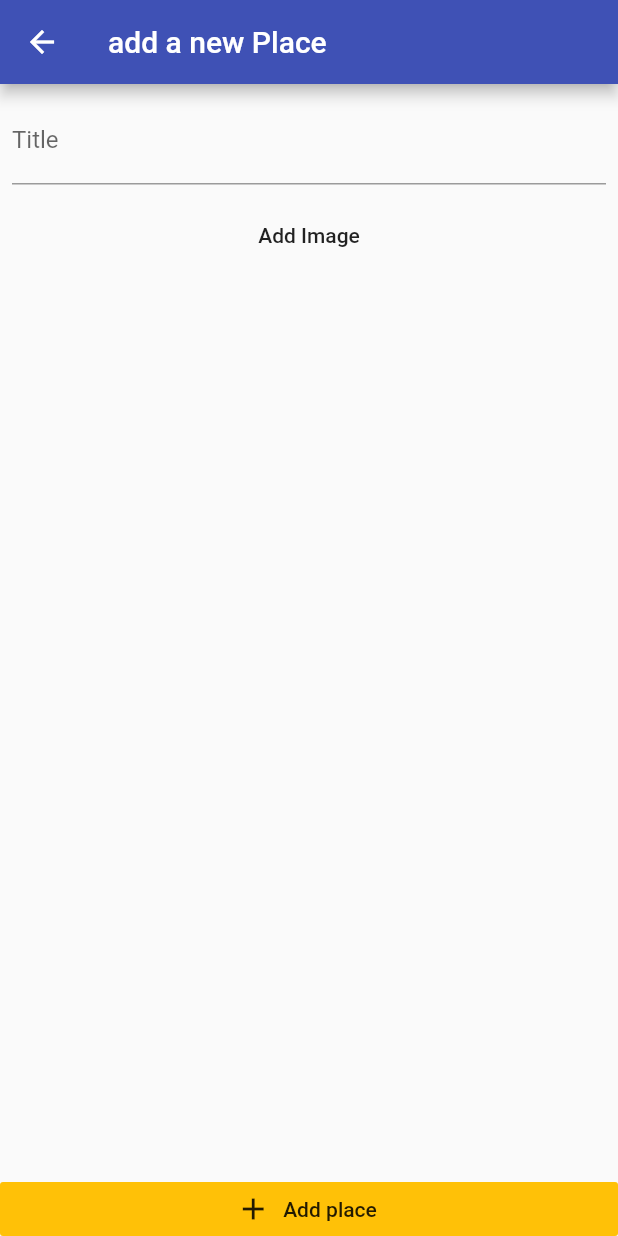
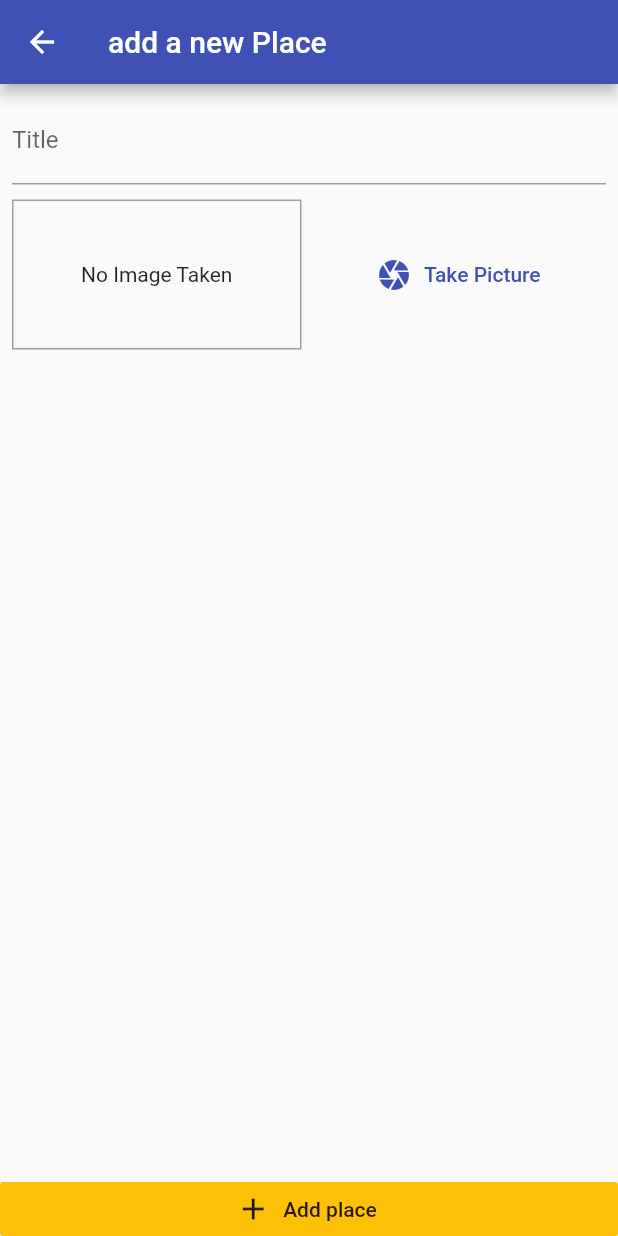
Before and after one commit to triyono777/great_places, a Flutter app: the AddPlaceScreen screen opened by its route, on a phone screen of 412 x 824 dp. Run offline on Flutter 3.47's test engine with Material 2 defaults, Android fonts, the phone set to English and light mode, and no system bars.

Commit message:
fix layout

```diff
--- a/lib/screens/add_place_screen.dart
+++ b/lib/screens/add_place_screen.dart
@@ -1,4 +1,5 @@
 import 'package:flutter/material.dart';
+import 'package:great_places/widgets/image_inputs.dart';
 
 class AddPlaceScreen extends StatefulWidget {
   static const routeName = '/add-place';
@@ -30,11 +31,7 @@ class _AddPlaceScreenState extends State<AddPlaceScreen> {
                     SizedBox(
                       height: 10,
                     ),
-                    Container(),
-                    FlatButton(
-                      onPressed: () {},
-                      child: Text('Add Image'),
-                    ),
+                    ImageInput(),
                   ],
                 ),
               ),
--- a/lib/widgets/image_inputs.dart
+++ b/lib/widgets/image_inputs.dart
@@ -14,8 +14,9 @@ class _ImageInputState extends State<ImageInput> {
   Widget build(BuildContext context) {
     return Row(
       children: <Widget>[
-        Container(
-          width: 100,
+        Expanded(
+          child: Container(
+            width: 200,
             height: 100,
             decoration: BoxDecoration(
               border: Border.all(width: 1, color: Colors.grey),
@@ -26,11 +27,15 @@ class _ImageInputState extends State<ImageInput> {
                     fit: BoxFit.cover,
                     width: double.infinity,
                   )
-              : Text('No image taken'),
+                : Text(
+                    'No Image Taken',
+                    textAlign: TextAlign.center,
+                  ),
             alignment: Alignment.center,
           ),
+        ),
         SizedBox(
-          height: 10,
+          width: 10,
         ),
         Expanded(
           child: FlatButton.icon(
```
Lines whose indentation alone changed are shown as unchanged.
